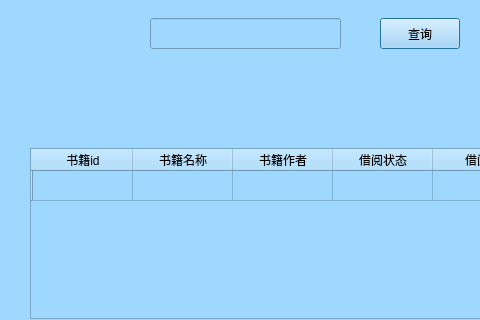
JingzeWang/Library-Management-System, file Library-Management-System/dialogreturn.ui: the form before one commit; both pictures show x 0 to 480 and y 102 to 422 of the 841 by 541 pixel window.
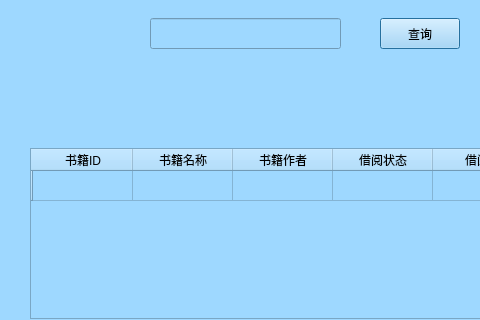
The form after the commit.

```diff
--- a/Library-Management-System/dialogreturn.ui
+++ b/Library-Management-System/dialogreturn.ui
@@ -87,7 +87,7 @@
    </row>
    <column>
     <property name="text">
-     <string>书籍id</string>
+     <string>书籍ID</string>
     </property>
    </column>
    <column>
```
